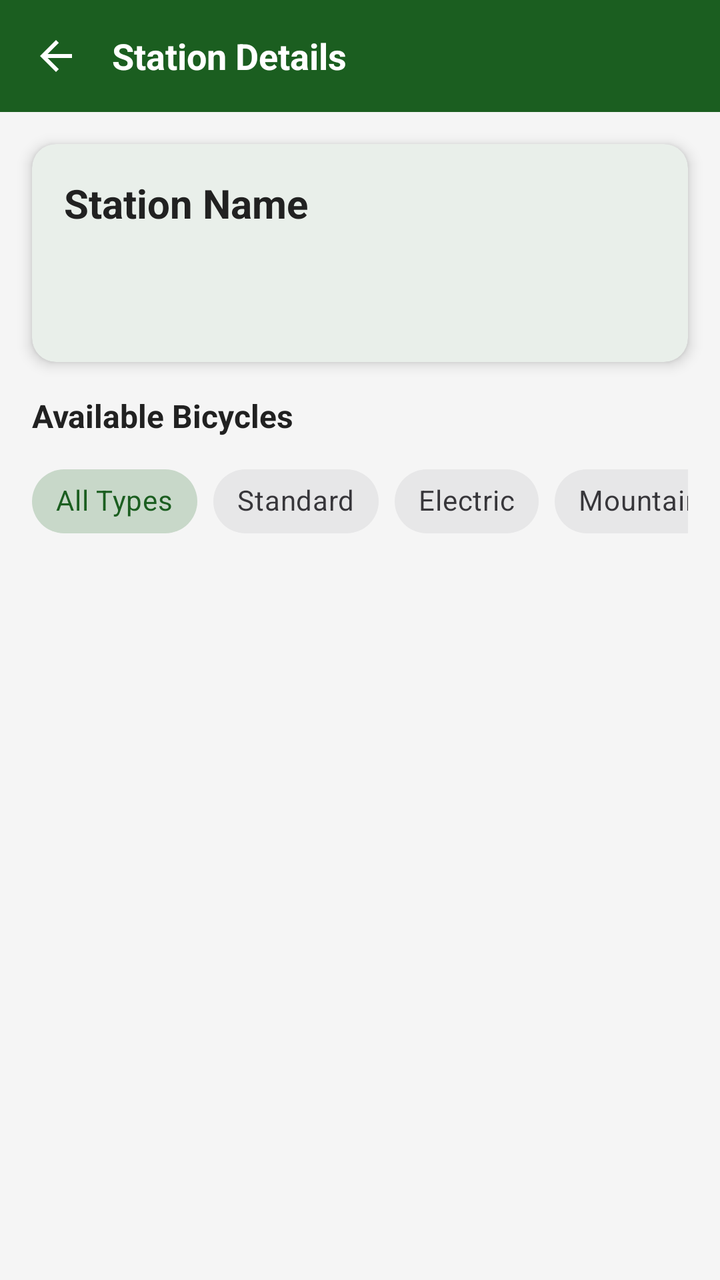
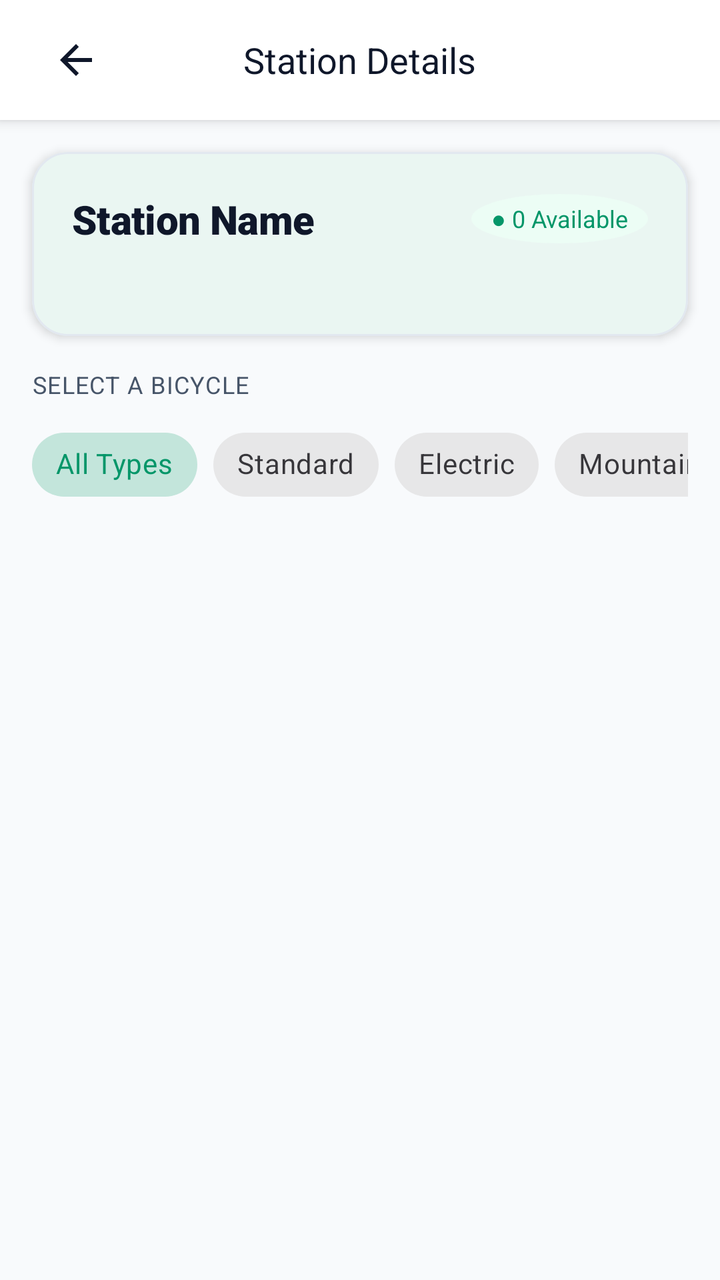

The first picture is an Android layout as it rendered before a commit; the second is the same layout after the commit. The layout source and the unified diff follow.
<!-- AndroidManifest.xml: application theme Theme.BicycleBookingApp -->
<!-- res/layout/fragment_station_detail.xml -->
<?xml version="1.0" encoding="utf-8"?>
<LinearLayout xmlns:android="http://schemas.android.com/apk/res/android"
    xmlns:app="http://schemas.android.com/apk/res-auto"
    android:layout_width="match_parent"
    android:layout_height="match_parent"
    android:background="@color/colorBackground"
    android:orientation="vertical">

    
    <LinearLayout
        android:layout_width="match_parent"
        android:layout_height="56dp"
        android:background="@color/colorPrimary"
        android:gravity="center_vertical"
        android:orientation="horizontal"
        android:paddingStart="8dp"
        android:paddingEnd="16dp">

        <ImageView
            android:id="@+id/ivBack"
            android:layout_width="40dp"
            android:layout_height="40dp"
            android:src="@drawable/ic_back"
            android:contentDescription="Back"
            android:padding="8dp"
            android:tint="@color/white" />

        <TextView
            android:layout_width="0dp"
            android:layout_height="wrap_content"
            android:layout_weight="1"
            android:layout_marginStart="8dp"
            android:text="Station Details"
            android:textColor="@color/white"
            android:textSize="18sp"
            android:textStyle="bold" />
    </LinearLayout>

    
    <com.google.android.material.card.MaterialCardView
        style="@style/CardStyle"
        android:layout_width="match_parent"
        android:layout_height="wrap_content"
        android:layout_margin="16dp">

        <LinearLayout
            android:layout_width="match_parent"
            android:layout_height="wrap_content"
            android:orientation="vertical"
            android:padding="16dp">

            <TextView
                android:id="@+id/tvStationName"
                android:layout_width="wrap_content"
                android:layout_height="wrap_content"
                android:text="Station Name"
                android:textColor="@color/colorTextPrimary"
                android:textSize="20sp"
                android:textStyle="bold" />

            <TextView
                android:id="@+id/tvAddress"
                android:layout_width="wrap_content"
                android:layout_height="wrap_content"
                android:layout_marginTop="4dp"
                android:textColor="@color/colorTextSecondary"
                android:textSize="14sp" />

            <TextView
                android:id="@+id/tvAvailableCount"
                android:layout_width="wrap_content"
                android:layout_height="wrap_content"
                android:layout_marginTop="8dp"
                android:textColor="@color/colorAvailable"
                android:textSize="14sp"
                android:textStyle="bold" />
        </LinearLayout>
    </com.google.android.material.card.MaterialCardView>

    <TextView
        android:layout_width="wrap_content"
        android:layout_height="wrap_content"
        android:layout_marginStart="16dp"
        android:layout_marginBottom="8dp"
        android:text="Available Bicycles"
        android:textColor="@color/colorTextPrimary"
        android:textSize="16sp"
        android:textStyle="bold" />

    
    <HorizontalScrollView
        android:layout_width="match_parent"
        android:layout_height="wrap_content"
        android:layout_marginHorizontal="16dp"
        android:layout_marginBottom="8dp"
        android:scrollbars="none">

        <com.google.android.material.chip.ChipGroup
            android:id="@+id/chipGroupBicycleType"
            android:layout_width="wrap_content"
            android:layout_height="wrap_content"
            app:singleSelection="true">

            <com.google.android.material.chip.Chip
                android:id="@+id/chipAll"
                style="@style/Widget.MaterialComponents.Chip.Choice"
                android:layout_width="wrap_content"
                android:layout_height="wrap_content"
                android:checked="true"
                android:text="All Types" />

            <com.google.android.material.chip.Chip
                android:id="@+id/chipStandard"
                style="@style/Widget.MaterialComponents.Chip.Choice"
                android:layout_width="wrap_content"
                android:layout_height="wrap_content"
                android:text="Standard" />

            <com.google.android.material.chip.Chip
                android:id="@+id/chipElectric"
                style="@style/Widget.MaterialComponents.Chip.Choice"
                android:layout_width="wrap_content"
                android:layout_height="wrap_content"
                android:text="Electric" />

            <com.google.android.material.chip.Chip
                android:id="@+id/chipMountain"
                style="@style/Widget.MaterialComponents.Chip.Choice"
                android:layout_width="wrap_content"
                android:layout_height="wrap_content"
                android:text="Mountain" />

        </com.google.android.material.chip.ChipGroup>
    </HorizontalScrollView>

    <ProgressBar
        android:id="@+id/progressBar"
        android:layout_width="wrap_content"
        android:layout_height="wrap_content"
        android:layout_gravity="center_horizontal"
        android:visibility="gone" />

    <LinearLayout
        android:id="@+id/layoutEmpty"
        android:layout_width="match_parent"
        android:layout_height="wrap_content"
        android:gravity="center"
        android:orientation="vertical"
        android:padding="32dp"
        android:visibility="gone">

        <TextView
            android:id="@+id/tvNoBicycles"
            android:layout_width="wrap_content"
            android:layout_height="wrap_content"
            android:gravity="center"
            android:text="@string/error_no_bicycles"
            android:textColor="@color/colorTextSecondary"
            android:textSize="14sp" />

        <com.google.android.material.button.MaterialButton
            android:id="@+id/btnRetryBicycles"
            style="@style/SecondaryButton"
            android:layout_width="wrap_content"
            android:layout_height="wrap_content"
            android:layout_marginTop="12dp"
            android:text="Refresh Availability" />
    </LinearLayout>

    <androidx.recyclerview.widget.RecyclerView
        android:id="@+id/rvBicycles"
        android:layout_width="match_parent"
        android:layout_height="0dp"
        android:layout_weight="1"
        android:clipToPadding="false"
        android:paddingStart="8dp"
        android:paddingEnd="8dp"
        android:paddingBottom="16dp" />

</LinearLayout>
<!-- resources referenced by this layout -->
<resources>
  <color name="colorAvailable">#4CAF50</color>
  <color name="colorBackground">#F5F5F5</color>
  <color name="colorPrimary">#1B5E20</color>
  <color name="colorTextPrimary">#212121</color>
  <color name="colorTextSecondary">#757575</color>
  <color name="white">#FFFFFFFF</color>
  <!-- drawable ic_back (drawable) -->
  <?xml version="1.0" encoding="utf-8"?>
  <vector xmlns:android="http://schemas.android.com/apk/res/android"
      android:width="24dp"
      android:height="24dp"
      android:viewportWidth="24"
      android:viewportHeight="24">
      <path
          android:fillColor="@android:color/black"
          android:pathData="M20,11H7.83l5.59,-5.59L12,4l-8,8 8,8 1.41,-1.41L7.83,13H20v-2z" />
  </vector>
  <string name="error_no_bicycles">No bicycles available at this station</string>
  <style name="CardStyle" parent="Widget.Material3.CardView.Elevated">
          <item name="cardCornerRadius">12dp</item>
          <item name="cardElevation">4dp</item>
          <item name="cardBackgroundColor">@color/colorCardBackground</item>
      </style>
  <style name="SecondaryButton" parent="Widget.Material3.Button.OutlinedButton">
          <item name="strokeColor">@color/colorPrimary</item>
          <item name="android:textColor">@color/colorPrimary</item>
          <item name="cornerRadius">8dp</item>
          <item name="android:textSize">16sp</item>
      </style>
  <style name="Theme.BicycleBookingApp" parent="Base.Theme.BicycleBookingApp" />
  <color name="colorCardBackground">#FFFFFF</color>
  <style name="Base.Theme.BicycleBookingApp" parent="Theme.Material3.Light.NoActionBar">
          <item name="colorPrimary">@color/colorPrimary</item>
          <item name="colorPrimaryVariant">@color/colorPrimaryDark</item>
          <item name="colorOnPrimary">@color/white</item>
          <item name="colorSecondary">@color/colorAccent</item>
          <item name="colorOnSecondary">@color/white</item>
          <item name="android:colorBackground">@color/colorBackground</item>
          <item name="colorSurface">@color/colorSurface</item>
          <item name="android:statusBarColor">@color/colorPrimary</item>
          <item name="android:navigationBarColor">@color/white</item>
      </style>
  <color name="colorPrimaryDark">#003300</color>
  <color name="colorAccent">#FF6F00</color>
  <color name="colorSurface">#FFFFFF</color>
</resources>

<!-- the commit's change to res/layout/fragment_station_detail.xml (unified diff, before → after) -->
@@ -7,92 +7,113 @@
     android:orientation="vertical">
 
     
-    <LinearLayout
-        android:layout_width="match_parent"
-        android:layout_height="56dp"
-        android:background="@color/colorPrimary"
-        android:gravity="center_vertical"
-        android:orientation="horizontal"
-        android:paddingStart="8dp"
-        android:paddingEnd="16dp">
+    <FrameLayout
+        android:layout_width="match_parent"
+        android:layout_height="60dp"
+        android:background="@color/colorSurface"
+        android:elevation="4dp"
+        android:paddingHorizontal="16dp">
 
         <ImageView
             android:id="@+id/ivBack"
-            android:layout_width="40dp"
-            android:layout_height="40dp"
+            android:layout_width="44dp"
+            android:layout_height="44dp"
+            android:layout_gravity="start|center_vertical"
+            android:background="?attr/selectableItemBackgroundBorderless"
+            android:contentDescription="Back"
+            android:padding="10dp"
             android:src="@drawable/ic_back"
-            android:contentDescription="Back"
-            android:padding="8dp"
-            android:tint="@color/white" />
+            app:tint="@color/colorTextPrimary" />
 
         <TextView
-            android:layout_width="0dp"
-            android:layout_height="wrap_content"
-            android:layout_weight="1"
-            android:layout_marginStart="8dp"
+            android:layout_width="wrap_content"
+            android:layout_height="wrap_content"
+            android:layout_gravity="center"
+            android:fontFamily="sans-serif-bold"
             android:text="Station Details"
-            android:textColor="@color/white"
-            android:textSize="18sp"
-            android:textStyle="bold" />
-    </LinearLayout>
+            android:textColor="@color/colorTextPrimary"
+            android:textSize="18sp" />
+    </FrameLayout>
 
     
     <com.google.android.material.card.MaterialCardView
         style="@style/CardStyle"
         android:layout_width="match_parent"
         android:layout_height="wrap_content"
-        android:layout_margin="16dp">
+        android:layout_marginHorizontal="16dp"
+        android:layout_marginTop="16dp"
+        android:layout_marginBottom="12dp"
+        app:cardBackgroundColor="@color/colorCardBackground"
+        app:cardElevation="3dp"
+        app:strokeColor="#E2E8F0"
+        app:strokeWidth="1dp">
 
         <LinearLayout
             android:layout_width="match_parent"
             android:layout_height="wrap_content"
             android:orientation="vertical"
-            android:padding="16dp">
-
-            <TextView
-                android:id="@+id/tvStationName"
-                android:layout_width="wrap_content"
-                android:layout_height="wrap_content"
-                android:text="Station Name"
-                android:textColor="@color/colorTextPrimary"
-                android:textSize="20sp"
-                android:textStyle="bold" />
+            android:padding="20dp">
+
+            <LinearLayout
+                android:layout_width="match_parent"
+                android:layout_height="wrap_content"
+                android:gravity="center_vertical"
+                android:orientation="horizontal">
+
+                <TextView
+                    android:id="@+id/tvStationName"
+                    android:layout_width="0dp"
+                    android:layout_height="wrap_content"
+                    android:layout_weight="1"
+                    android:fontFamily="sans-serif-black"
+                    android:letterSpacing="-0.01"
+                    android:text="Station Name"
+                    android:textColor="@color/colorTextPrimary"
+                    android:textSize="20sp" />
+
+                <TextView
+                    android:id="@+id/tvAvailableCount"
+                    android:layout_width="wrap_content"
+                    android:layout_height="wrap_content"
+                    android:background="@drawable/circle_dot"
+                    android:backgroundTint="#ECFDF5"
+                    android:fontFamily="sans-serif-bold"
+                    android:paddingHorizontal="10dp"
+                    android:paddingVertical="4dp"
+                    android:text="● 0 Available"
+                    android:textColor="@color/colorPrimary"
+                    android:textSize="12sp" />
+            </LinearLayout>
 
             <TextView
                 android:id="@+id/tvAddress"
                 android:layout_width="wrap_content"
                 android:layout_height="wrap_content"
-                android:layout_marginTop="4dp"
+                android:layout_marginTop="6dp"
+                android:fontFamily="sans-serif-regular"
                 android:textColor="@color/colorTextSecondary"
                 android:textSize="14sp" />
-
-            <TextView
-                android:id="@+id/tvAvailableCount"
-                android:layout_width="wrap_content"
-                android:layout_height="wrap_content"
-                android:layout_marginTop="8dp"
-                android:textColor="@color/colorAvailable"
-                android:textSize="14sp"
-                android:textStyle="bold" />
         </LinearLayout>
     </com.google.android.material.card.MaterialCardView>
 
     <TextView
         android:layout_width="wrap_content"
         android:layout_height="wrap_content"
-        android:layout_marginStart="16dp"
+        android:layout_marginHorizontal="16dp"
+        android:layout_marginTop="4dp"
         android:layout_marginBottom="8dp"
-        android:text="Available Bicycles"
-        android:textColor="@color/colorTextPrimary"
-        android:textSize="16sp"
-        android:textStyle="bold" />
+        android:fontFamily="sans-serif-bold"
+        android:letterSpacing="0.04"
+        android:text="SELECT A BICYCLE"
+        android:textColor="@color/colorTextSecondary"
+        android:textSize="12sp" />
 
     
     <HorizontalScrollView
         android:layout_width="match_parent"
         android:layout_height="wrap_content"
         android:layout_marginHorizontal="16dp"
-        android:layout_marginBottom="8dp"
+        android:layout_marginBottom="12dp"
         android:scrollbars="none">
 
         <com.google.android.material.chip.ChipGroup
@@ -138,6 +159,8 @@
         android:layout_width="wrap_content"
         android:layout_height="wrap_content"
         android:layout_gravity="center_horizontal"
+        android:layout_marginTop="24dp"
+        android:indeterminateTint="@color/colorPrimary"
         android:visibility="gone" />
 
     <LinearLayout
@@ -153,6 +176,7 @@
             android:id="@+id/tvNoBicycles"
             android:layout_width="wrap_content"
             android:layout_height="wrap_content"
+            android:fontFamily="sans-serif-medium"
             android:gravity="center"
             android:text="@string/error_no_bicycles"
             android:textColor="@color/colorTextSecondary"
@@ -163,7 +187,7 @@
             style="@style/SecondaryButton"
             android:layout_width="wrap_content"
             android:layout_height="wrap_content"
-            android:layout_marginTop="12dp"
+            android:layout_marginTop="16dp"
             android:text="Refresh Availability" />
     </LinearLayout>
 
@@ -173,8 +197,6 @@
         android:layout_height="0dp"
         android:layout_weight="1"
         android:clipToPadding="false"
-        android:paddingStart="8dp"
-        android:paddingEnd="8dp"
-        android:paddingBottom="16dp" />
+        android:paddingBottom="24dp" />
 
 </LinearLayout>
<!-- resource entries referenced after the edit -->
@@ -1,11 +1,27 @@
 <!-- resources referenced by this layout -->
 <resources>
-  <color name="colorAvailable">#4CAF50</color>
-  <color name="colorBackground">#F5F5F5</color>
-  <color name="colorPrimary">#1B5E20</color>
-  <color name="colorTextPrimary">#212121</color>
-  <color name="colorTextSecondary">#757575</color>
+  <color name="colorAvailable">#10B981</color>
+  <color name="colorDivider">#E2E8F0</color>
+  <color name="colorBorder">#CBD5E1</color>
+  <color name="colorBackground">#F8FAFC</color>
+  <color name="colorPrimary">#059669</color>
+  <color name="colorTextPrimary">#0F172A</color>
+  <color name="colorTextSecondary">#475569</color>
+  <!-- drawable circle_dot (drawable) -->
+  <?xml version="1.0" encoding="utf-8"?>
+  <shape xmlns:android="http://schemas.android.com/apk/res/android"
+      android:shape="oval">
+      <solid android:color="@color/colorAvailable" />
+      <size
+          android:width="10dp"
+          android:height="10dp" />
+  </shape>
   <color name="white">#FFFFFFFF</color>
+  <color name="colorPrimaryContainer">#ECFDF5</color>
+  <color name="colorOnPrimaryContainer">#065F46</color>
+  <color name="colorSecondary">#0284C7</color>
+  <color name="colorSecondaryContainer">#E0F2FE</color>
+  <color name="colorSurfaceVariant">#F1F5F9</color>
   <!-- drawable ic_back (drawable) -->
   <?xml version="1.0" encoding="utf-8"?>
   <vector xmlns:android="http://schemas.android.com/apk/res/android"
@@ -19,15 +35,19 @@
   </vector>
   <string name="error_no_bicycles">No bicycles available at this station</string>
   <style name="CardStyle" parent="Widget.Material3.CardView.Elevated">
-          <item name="cardCornerRadius">12dp</item>
-          <item name="cardElevation">4dp</item>
+          <item name="cardCornerRadius">18dp</item>
+          <item name="cardElevation">3dp</item>
+          <item name="strokeWidth">1dp</item>
+          <item name="strokeColor">@color/colorDivider</item>
           <item name="cardBackgroundColor">@color/colorCardBackground</item>
       </style>
   <style name="SecondaryButton" parent="Widget.Material3.Button.OutlinedButton">
-          <item name="strokeColor">@color/colorPrimary</item>
-          <item name="android:textColor">@color/colorPrimary</item>
-          <item name="cornerRadius">8dp</item>
-          <item name="android:textSize">16sp</item>
+          <item name="strokeColor">@color/colorBorder</item>
+          <item name="strokeWidth">1.5dp</item>
+          <item name="android:textColor">@color/colorTextPrimary</item>
+          <item name="cornerRadius">14dp</item>
+          <item name="android:textSize">15sp</item>
+          <item name="android:minHeight">50dp</item>
       </style>
   <style name="Theme.BicycleBookingApp" parent="Base.Theme.BicycleBookingApp" />
   <color name="colorCardBackground">#FFFFFF</color>
@@ -35,15 +55,22 @@
           <item name="colorPrimary">@color/colorPrimary</item>
           <item name="colorPrimaryVariant">@color/colorPrimaryDark</item>
           <item name="colorOnPrimary">@color/white</item>
-          <item name="colorSecondary">@color/colorAccent</item>
+          <item name="colorPrimaryContainer">@color/colorPrimaryContainer</item>
+          <item name="colorOnPrimaryContainer">@color/colorOnPrimaryContainer</item>
+          
+          <item name="colorSecondary">@color/colorSecondary</item>
           <item name="colorOnSecondary">@color/white</item>
+          <item name="colorSecondaryContainer">@color/colorSecondaryContainer</item>
+          
           <item name="android:colorBackground">@color/colorBackground</item>
           <item name="colorSurface">@color/colorSurface</item>
-          <item name="android:statusBarColor">@color/colorPrimary</item>
+          <item name="colorSurfaceVariant">@color/colorSurfaceVariant</item>
+          
+          <item name="android:statusBarColor">@color/colorPrimaryDark</item>
           <item name="android:navigationBarColor">@color/white</item>
+          <item name="android:windowLightNavigationBar">true</item>
       </style>
-  <color name="colorPrimaryDark">#003300</color>
-  <color name="colorAccent">#FF6F00</color>
+  <color name="colorPrimaryDark">#047857</color>
   <color name="colorSurface">#FFFFFF</color>
 </resources>
 
